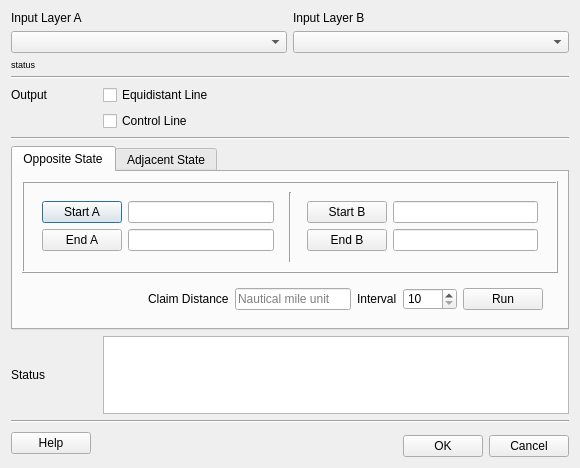
Old version of the form eq_distant_dialog_base.ui in the repository ivanbusthomi/EqDistant.
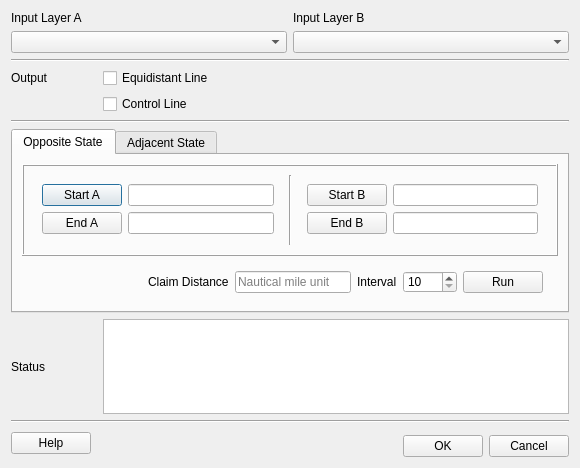
New version of the form. The open tabs and pages were chosen to show the change.

```diff
--- a/eq_distant_dialog_base.ui
+++ b/eq_distant_dialog_base.ui
@@ -38,7 +38,7 @@
      </item>
     </layout>
    </item>
-   <item row="6" column="0" colspan="6">
+   <item row="5" column="0" colspan="6">
     <widget class="QTabWidget" name="tabMenu">
      <property name="tabPosition">
       <enum>QTabWidget::North</enum>
@@ -477,14 +477,14 @@
      </widget>
     </widget>
    </item>
-   <item row="14" column="0">
+   <item row="13" column="0">
     <widget class="QLabel" name="labStatus">
      <property name="text">
       <string>Status</string>
      </property>
     </widget>
    </item>
-   <item row="14" column="1" colspan="5">
+   <item row="13" column="1" colspan="5">
     <widget class="QTextBrowser" name="textBrowser">
      <property name="maximumSize">
       <size>
@@ -553,47 +553,35 @@
      </property>
     </spacer>
    </item>
-   <item row="1" column="0">
-    <widget class="QLabel" name="lab_status_1">
-     <property name="font">
-      <font>
-       <pointsize>7</pointsize>
-      </font>
-     </property>
-     <property name="text">
-      <string>status </string>
-     </property>
-    </widget>
-   </item>
-   <item row="2" column="0" colspan="6">
+   <item row="1" column="0" colspan="6">
     <widget class="Line" name="line_2">
      <property name="orientation">
       <enum>Qt::Horizontal</enum>
      </property>
     </widget>
    </item>
-   <item row="3" column="0">
+   <item row="2" column="0">
     <widget class="QLabel" name="label_7">
      <property name="text">
       <string>Output</string>
      </property>
     </widget>
    </item>
-   <item row="3" column="1">
+   <item row="2" column="1">
     <widget class="QCheckBox" name="checkBox_eLine">
      <property name="text">
       <string>Equidistant Line</string>
      </property>
     </widget>
    </item>
-   <item row="4" column="1">
+   <item row="3" column="1">
     <widget class="QCheckBox" name="checkBox_cLine">
      <property name="text">
       <string>Control Line</string>
      </property>
     </widget>
    </item>
-   <item row="5" column="0" colspan="6">
+   <item row="4" column="0" colspan="6">
     <widget class="Line" name="line_4">
      <property name="orientation">
       <enum>Qt::Horizontal</enum>
```
Left out of the diff: 12 changed lines with no effect on the pictures.
